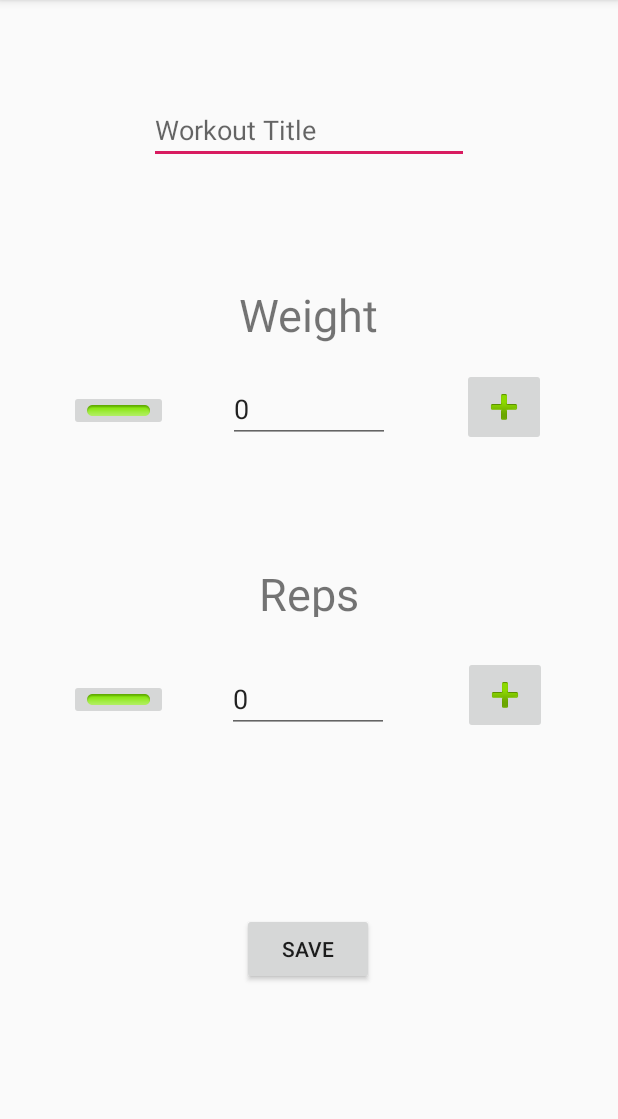
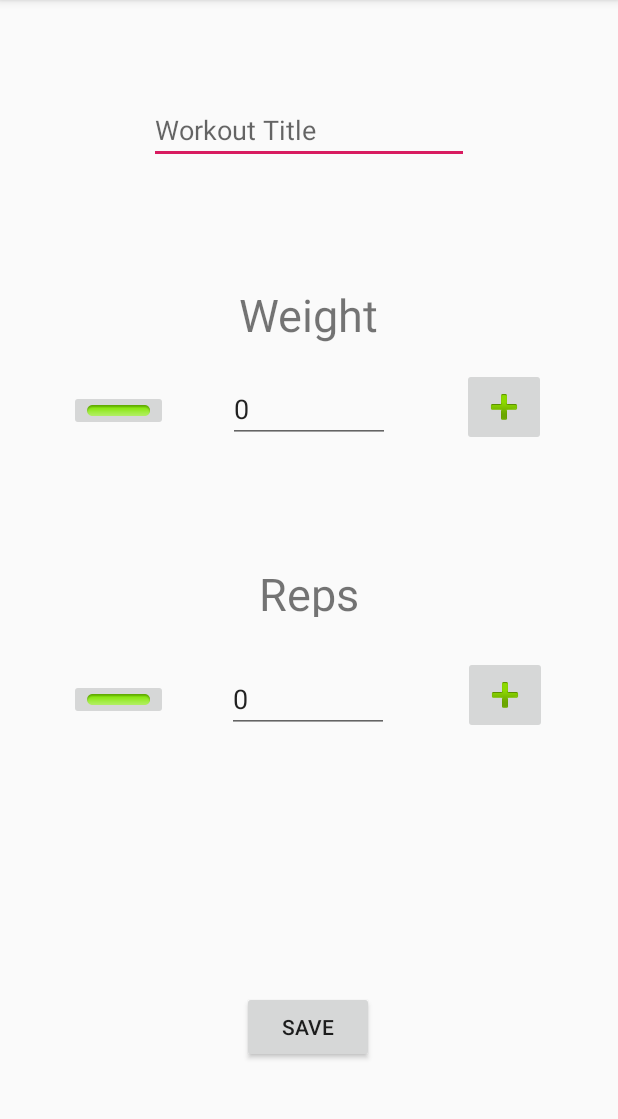
Before and after one commit to Foulgaze/My-app, an Android app: the add_workout screen opened directly, with no data from a screen before it, on a phone screen of 412 x 824 dp, the part 84-1203 px from its top. Run offline under Robolectric (Android 15) with nearby library versions, the phone set to English and light mode, and no system bars.

Commit message:
hello world

```diff
--- a/app/src/main/java/com/example/morecalendar/add_workout.java
+++ b/app/src/main/java/com/example/morecalendar/add_workout.java
@@ -6,9 +6,10 @@ import android.view.View;
 import android.widget.Button;
 import android.widget.EditText;
 import android.widget.ImageButton;
+import android.widget.TextView;
 
 public class add_workout extends AppCompatActivity {
-
+    Databasehelper mdDatabaseHelper;
     @Override
     protected void onCreate(Bundle savedInstanceState) {
         super.onCreate(savedInstanceState);
@@ -22,10 +23,11 @@ public class add_workout extends AppCompatActivity {
         final EditText repView = (EditText) findViewById(R.id.repView);
         repView.setText("0");
         Button saveBtn = (Button) findViewById(R.id.saveBtn);
+        final TextView workoutName = (TextView) findViewById(R.id.workoutName);
         saveBtn.setOnClickListener(new View.OnClickListener() {
             @Override
             public void onClick(View v) {
-
+                AddData(workoutName.getText().toString());
             }
         });
         increaseBtn.setOnClickListener(new View.OnClickListener() {
@@ -62,4 +64,8 @@ public class add_workout extends AppCompatActivity {
             }
         });
     }
+    public void AddData(String newEntry){
+        boolean insertData = mdDatabaseHelper.addData(newEntry);
+        System.out.print(insertData);
+    }
 }
--- a/app/src/main/res/layout/activity_add_workout.xml
+++ b/app/src/main/res/layout/activity_add_workout.xml
@@ -134,7 +134,9 @@
         android:layout_marginStart="8dp"
         android:layout_marginTop="120dp"
         android:layout_marginEnd="8dp"
+        android:layout_marginBottom="8dp"
         android:text="Save"
+        app:layout_constraintBottom_toBottomOf="parent"
         app:layout_constraintEnd_toEndOf="parent"
         app:layout_constraintHorizontal_bias="0.498"
         app:layout_constraintStart_toStartOf="parent"
```
Also changed, not shown: app/src/main/java/com/example/morecalendar/Databasehelper.java (added, +41 -0 lines), app/src/main/java/com/example/morecalendar/MainActivity.java (+3 -4 lines).
